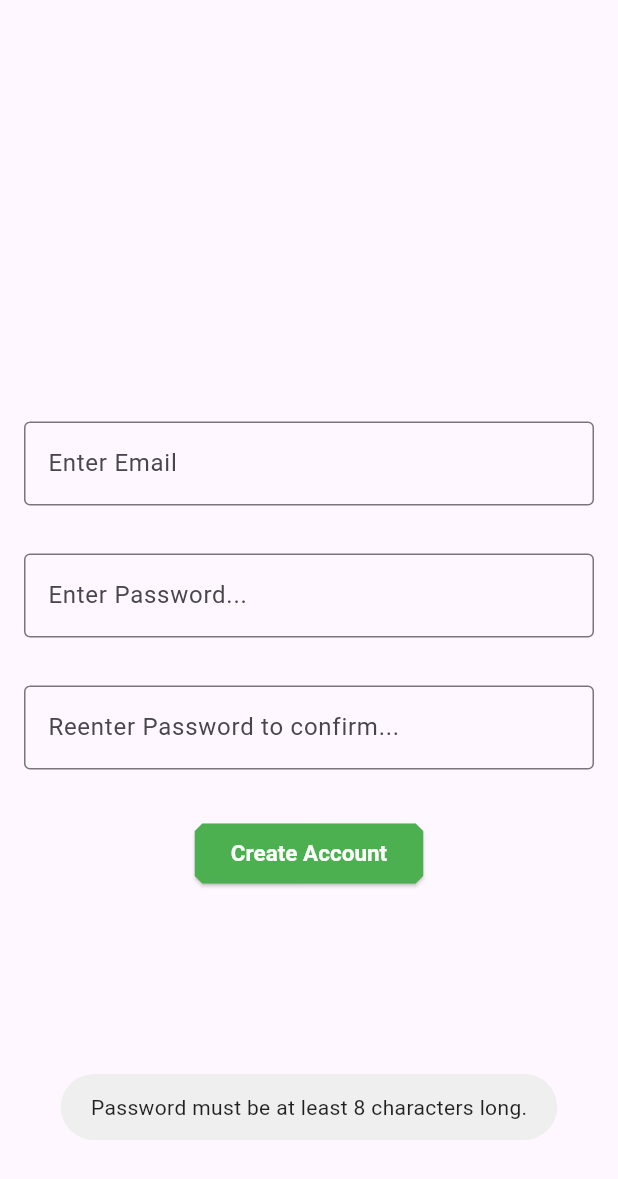
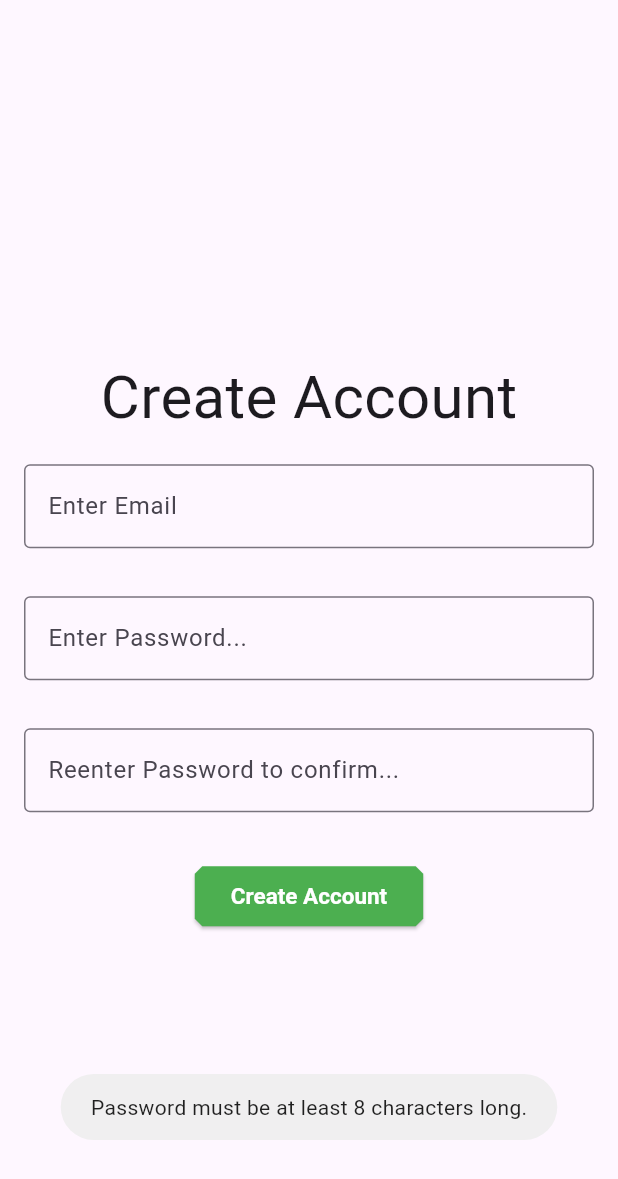
Before and after one commit to CdeJohane/soccer_prediction_app, a Flutter app: the CreateAccount screen opened directly, after a tap on "Create Account", on a phone screen of 412 x 824 dp. Shown: the top 1179 px of the screen. Run offline on Flutter 3.47's test engine with Material 3 defaults, Android fonts, the phone set to English and light mode, and no system bars; our stand-ins replace firebase_auth, firebase_core, flutter_dotenv, fluttertoast; accounts and stored records are empty.

```diff
--- a/lib/pages/create_account.dart
+++ b/lib/pages/create_account.dart
@@ -52,8 +52,8 @@ class _CreateAccountState extends State<CreateAccount> {
       return 'Password must contain at least one digit.';
     }
 
-  if (!RegExp(r'(?=.*[@$!%*?&])').hasMatch(password)) {
-    return 'Password must contain at least one special character.';
+    if (password != confirmPassController.text){
+      return'The passwords do not match';
     }
 
     // If all checks pass, return an empty string or a success message
@@ -66,9 +66,17 @@ class _CreateAccountState extends State<CreateAccount> {
       body: Center(
         child: Padding(
           padding: const EdgeInsets.only(top:50.0),
+          child: SingleChildScrollView(
             child: Column(
               mainAxisAlignment: MainAxisAlignment.center,
               children: [
+                const Text(
+                  'Create Account',
+                  style: const TextStyle(
+                        fontSize: 40,
+                        fontStyle: FontStyle.normal,
+                      ),
+                ),
                 // Email
                 Padding(
                   padding: const EdgeInsets.all(16.0),
@@ -171,6 +179,7 @@ class _CreateAccountState extends State<CreateAccount> {
             ),
           ),
         ),
+      ),
     );
   }
 }
```
Also changed, not shown: lib/pages/login.dart (+16 -1 lines). Lines whose indentation alone changed are shown as unchanged.
